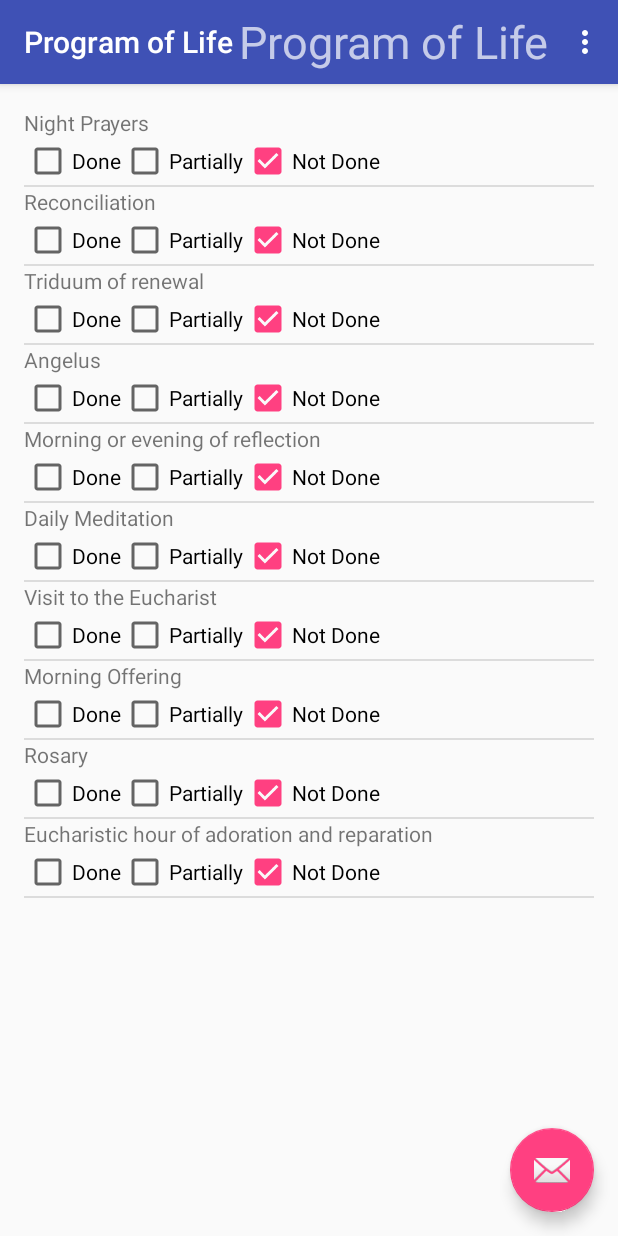
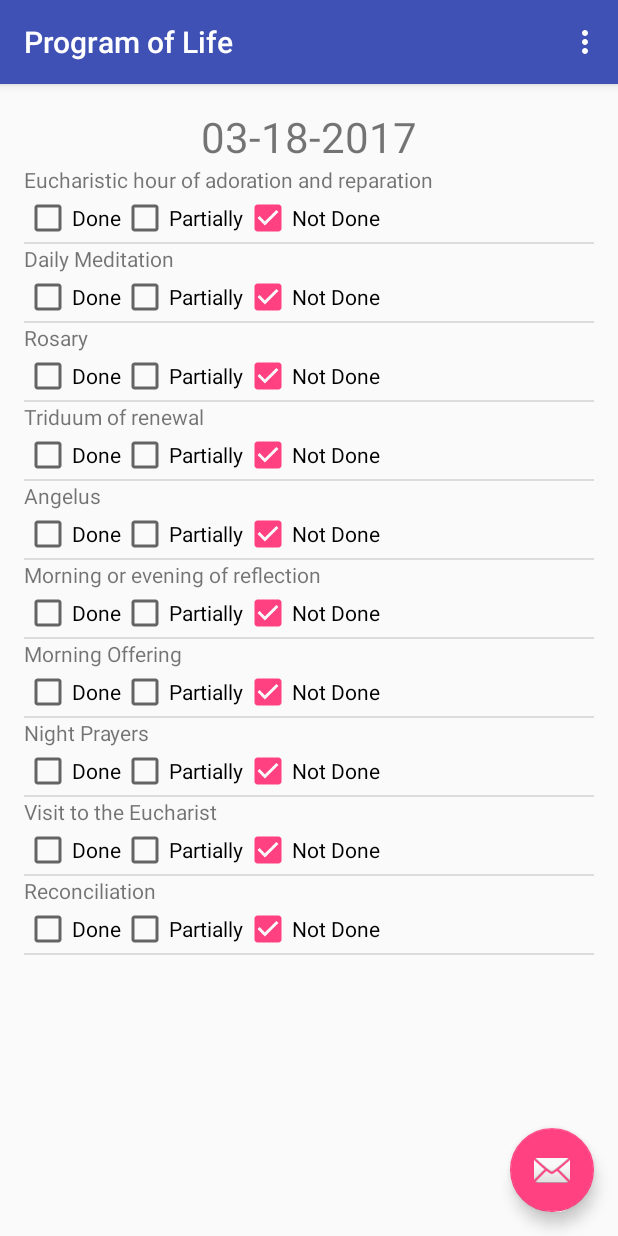
Before and after one commit to mmfsf/eprogramoflife, an Android app: the screen it shows after launch (MainActivity), on a phone screen of 412 x 824 dp. Run offline under Robolectric (Android 15) with nearby library versions, the phone set to English and light mode, and no system bars.

Commit message:
TextView to show the date. Add picker date

```diff
--- a/code/eprogramoflifeapp/app/src/main/java/com/ducinaltum/programoflife/MainActivity.java
+++ b/code/eprogramoflifeapp/app/src/main/java/com/ducinaltum/programoflife/MainActivity.java
@@ -1,11 +1,14 @@
 package com.ducinaltum.programoflife;
 
+//import android.app.DialogFragment;
 import android.content.Context;
 import android.os.Bundle;
 import android.support.design.widget.FloatingActionButton;
 import android.support.design.widget.Snackbar;
 import android.support.v7.app.AppCompatActivity;
 import android.support.v7.widget.Toolbar;
+import android.text.Editable;
+import android.text.TextWatcher;
 import android.view.Menu;
 import android.view.MenuItem;
 import android.view.View;
@@ -14,15 +17,22 @@ import android.widget.AdapterView;
 import android.widget.ArrayAdapter;
 import android.widget.CheckedTextView;
 import android.widget.ListView;
+import android.widget.TextView;
 
+import java.text.SimpleDateFormat;
 import java.util.ArrayList;
+import java.util.Date;
 import java.util.List;
 
 import domain.Commitment;
 import domain.Commitments;
 
+import android.support.v4.app.DialogFragment;
+
 public class MainActivity extends AppCompatActivity {
     private static final String dataFileName = "data";
+    public static SimpleDateFormat sdf;
+    public Commitments commitments = new Commitments();
 
     @Override
     protected void onCreate(Bundle savedInstanceState) {
@@ -40,7 +50,10 @@ public class MainActivity extends AppCompatActivity {
             }
         });
 
-        Commitments commitments = new Commitments();
+        sdf = new SimpleDateFormat(getString(R.string.date_format));
+
+        TextView tvDate = (TextView)findViewById(R.id.tvDate);
+        tvDate.setText(sdf.format(new Date()));
 
         for (Commitment c: commitments.getCommitments()) {
             int id = getResources().getIdentifier(c.getName(), "string", getPackageName());
@@ -53,6 +66,7 @@ public class MainActivity extends AppCompatActivity {
         final ListView listView = (ListView) findViewById(R.id.lvCommitments);
         listView.setAdapter(adapter);
 
+        configTextViewDateChangeListener();
     }
 
     @Override
@@ -76,4 +90,29 @@ public class MainActivity extends AppCompatActivity {
 
         return super.onOptionsItemSelected(item);
     }
+
+    public void showDatePickerDialog(View v) {
+        DialogFragment newFragment = new DatePickerFragment();
+        newFragment.show(getSupportFragmentManager(), "datePicker");
+    }
+
+    private void configTextViewDateChangeListener()
+    {
+        final TextView tvDate = (TextView)findViewById(R.id.tvDate);
+
+        tvDate.addTextChangedListener(new TextWatcher() {
+
+            @Override
+            public void afterTextChanged(Editable s) { }
+
+            @Override
+            public void beforeTextChanged(CharSequence s, int start, int count, int after) { }
+
+            @Override
+            public void onTextChanged(CharSequence s, int start, int before, int count) {
+                String key = tvDate.getText().toString().replace("-", "");
+                List<Commitment> list = new ArrayList<>(commitments.getCommitmentsOfTheDay(key));
+            }
+        });
+    }
 }
--- a/code/eprogramoflifeapp/app/src/main/java/domain/Commitment.java
+++ b/code/eprogramoflifeapp/app/src/main/java/domain/Commitment.java
@@ -1,6 +1,5 @@
 package domain;
 
-import java.util.Date;
 import java.util.HashMap;
 
 /**
@@ -15,7 +14,7 @@ public class Commitment {
     private String description;
     private Frequency frequency;
 
-    private HashMap<Date, Level> performed;
+    private HashMap<String, Level> performed;
 
     public Commitment(String name, Frequency frequency) {
         this.name = name;
@@ -36,15 +35,15 @@ public class Commitment {
         return frequency;
     }
 
-    public HashMap<Date, Level> getPerformed()
+    public HashMap<String, Level> getPerformed()
     {
         return this.performed;
     }
 
     //Use this method to update values too
-    public void Point(Date date, Level level)
+    public void Point(String key, Level level)
     {
-        this.performed.put(date, level);
+        this.performed.put(key, level);
     }
 
     @Override
--- a/code/eprogramoflifeapp/app/src/main/java/domain/Commitments.java
+++ b/code/eprogramoflifeapp/app/src/main/java/domain/Commitments.java
@@ -31,6 +31,12 @@ public class Commitments {
         return copy;
     }
 
+    public HashSet<Commitment> getCommitmentsOfTheDay(String key) {
+        HashSet<Commitment> copy = new HashSet<>();
+        copy.addAll(this.commitments);
+        return copy;
+    }
+
     public void addCommitment(String name, Commitment.Frequency frequency) {
         this.commitments.add(new Commitment(name, frequency));
     }
--- a/code/eprogramoflifeapp/app/src/main/res/layout/activity_main.xml
+++ b/code/eprogramoflifeapp/app/src/main/res/layout/activity_main.xml
@@ -18,16 +18,6 @@
             android:layout_height="?attr/actionBarSize"
             android:background="?attr/colorPrimary"
             app:popupTheme="@style/AppTheme.PopupOverlay">
-
-            <TextView
-                android:layout_width="wrap_content"
-                android:layout_height="wrap_content"
-                android:text="@string/app_name"
-                android:layout_gravity="center"
-                android:textSize="30sp"
-                android:id="@+id/toolbar_title" />
-
-
         </android.support.v7.widget.Toolbar>
 
     </android.support.design.widget.AppBarLayout>
--- a/code/eprogramoflifeapp/app/src/main/res/layout/fragment_main.xml
+++ b/code/eprogramoflifeapp/app/src/main/res/layout/fragment_main.xml
@@ -1,5 +1,5 @@
 <?xml version="1.0" encoding="utf-8"?>
-<RelativeLayout xmlns:android="http://schemas.android.com/apk/res/android"
+<LinearLayout xmlns:android="http://schemas.android.com/apk/res/android"
     xmlns:tools="http://schemas.android.com/tools"
     android:id="@+id/content_main"
     android:layout_width="match_parent"
@@ -8,12 +8,23 @@
     android:paddingLeft="@dimen/activity_horizontal_margin"
     android:paddingRight="@dimen/activity_horizontal_margin"
     android:paddingTop="@dimen/activity_vertical_margin"
+    android:orientation="vertical"
     tools:context="com.ducinaltum.programoflife.MainActivityFragment"
     tools:showIn="@layout/activity_main">
+
+    <TextView
+        android:layout_width="match_parent"
+        android:layout_height="wrap_content"
+        android:id="@+id/tvDate"
+        android:textSize="28dp"
+        android:textAlignment="center"
+        android:onClick="showDatePickerDialog" />
 
     <ListView
         android:layout_width="match_parent"
         android:layout_height="match_parent"
         android:id="@+id/lvCommitments"></ListView>
 
-</RelativeLayout>
+
+
+</LinearLayout>
--- a/code/eprogramoflifeapp/app/src/main/res/values/strings.xml
+++ b/code/eprogramoflifeapp/app/src/main/res/values/strings.xml
@@ -16,4 +16,6 @@
     <string name="level_done">Done</string>
     <string name="level_partially">Partially</string>
     <string name="level_notdone">Not Done</string>
+
+    <string name="date_format">MM-dd-yyyy</string>
 </resources>
```
Also changed, not shown: code/eprogramoflifeapp/app/src/main/java/com/ducinaltum/programoflife/DatePickerFragment.java (added, +44 -0 lines), 1 other file.
